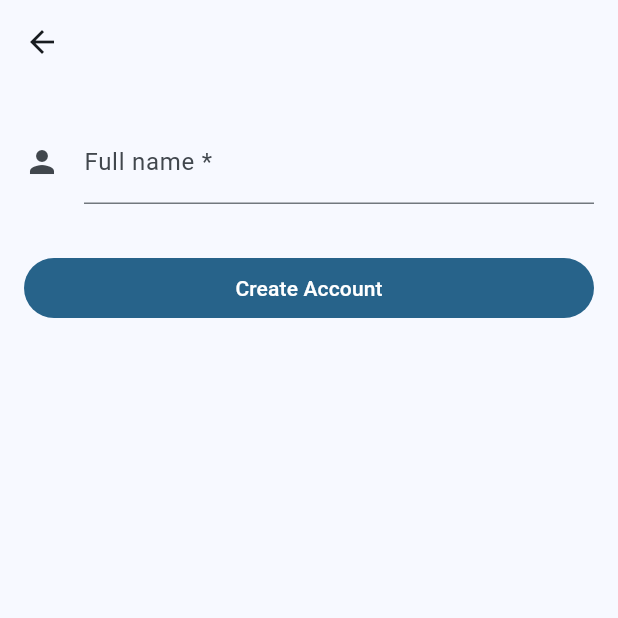
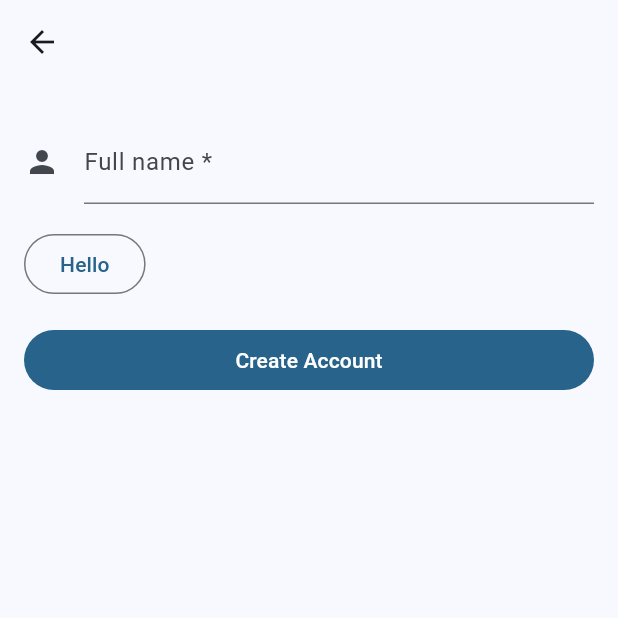
Before and after one commit to TommyNhatNguyen/bill-share, a Flutter app: the RegisterScreenCreate screen opened by its route, on a phone screen of 412 x 824 dp, the top half of it. Run offline on Flutter 3.47's test engine with Material 3 defaults, Android fonts, the phone set to English and light mode, and no system bars; our stand-ins replace cloud_firestore, equatable, firebase_auth, firebase_core, flutter_bloc, go_router; accounts and stored records are empty.

Commit message:
feat: phone picker

```diff
--- a/lib/constants/enums.dart
+++ b/lib/constants/enums.dart
@@ -3,3 +3,31 @@ enum COLLECTIONS { user }
 enum RequestStatus { initial, loading, error, success }
 
 enum AuthStatus { authenticated, unauthenticated }
+
+enum PhoneNumberZone {
+  vn('vn'),
+  us("us");
+
+  final String value;
+  const PhoneNumberZone(this.value);
+
+  static PhoneNumberZone? fromString(String value) {
+    switch (value) {
+      case 'vn':
+        return PhoneNumberZone.vn;
+      case 'us':
+        return PhoneNumberZone.us;
+      default:
+        return null;
+    }
+  }
+
+  String get displayText {
+    switch (this) {
+      case PhoneNumberZone.vn:
+        return "VN";
+      case PhoneNumberZone.us:
+        return "US";
+    }
+  }
+}
--- /dev/null
+++ b/lib/core/ui/phone_picker.dart
@@ -0,0 +1,39 @@
+import 'package:bill_share/constants/enums.dart';
+import 'package:flutter/material.dart';
+import 'package:go_router/go_router.dart';
+
+class PhonePicker extends StatelessWidget {
+  final PhoneNumberZone? value;
+  final Function({PhoneNumberZone? value}) onTap;
+
+  const PhonePicker({super.key, this.value, required this.onTap});
+
+  void _dialogBuilder(BuildContext context) {
+    showModalBottomSheet(
+      context: context,
+      isScrollControlled: true,
+      enableDrag: true,
+      builder: (BuildContext context) {
+        return SizedBox(
+          height: double.infinity,
+          width: double.infinity,
+          child: FilledButton(
+            onPressed: () {
+              onTap(value: PhoneNumberZone.us);
+              context.pop();
+            },
+            child: Text("htestset"),
+          ),
+        );
+      },
+    );
+  }
+
+  @override
+  Widget build(BuildContext context) {
+    return OutlinedButton(
+      onPressed: () => _dialogBuilder(context),
+      child: value != null ? Text(value!.value) : Text("Hello"),
+    );
+  }
+}
--- a/lib/views/register-screen/register_screen_create.dart
+++ b/lib/views/register-screen/register_screen_create.dart
@@ -1,4 +1,5 @@
 import 'package:bill_share/constants/enums.dart';
+import 'package:bill_share/core/ui/phone_picker.dart';
 import 'package:bill_share/domain/blocs/auth/auth_bloc.dart';
 import 'package:bill_share/domain/blocs/auth/auth_event.dart';
 import 'package:bill_share/domain/blocs/auth/auth_phone_bloc.dart';
@@ -22,6 +23,7 @@ class RegisterScreenCreate extends StatefulWidget {
 class _RegisterScreenCreateState extends State<RegisterScreenCreate> {
   final GlobalKey<FormState> _formKey = GlobalKey<FormState>();
   final fullNameController = TextEditingController();
+  final phoneNumberZoneController = TextEditingController();
   AuthPhoneBloc get _authPhoneBloc => context.read<AuthPhoneBloc>();
   AuthBloc get _authBloc => context.read<AuthBloc>();
   UserBloc get _userBloc => context.read<UserBloc>();
@@ -36,6 +38,12 @@ class _RegisterScreenCreateState extends State<RegisterScreenCreate> {
         ),
       );
     }
+  }
+
+  @override
+  void dispose() {
+    super.dispose();
+    fullNameController.dispose();
   }
 
   @override
@@ -104,6 +112,21 @@ class _RegisterScreenCreateState extends State<RegisterScreenCreate> {
                   },
                 ),
                 const SizedBox(height: 16),
+                Row(
+                  children: [
+                    PhonePicker(
+                      value: PhoneNumberZone.fromString(
+                        phoneNumberZoneController.text,
+                      ),
+                      onTap: ({value}) {
+                        if (value?.value == null) return;
+                        setState(() {
+                          phoneNumberZoneController.text = value!.value;
+                        });
+                      },
+                    ),
+                  ],
+                ),
                 const SizedBox(height: 16),
                 SizedBox(
                   width: double.infinity,
```
